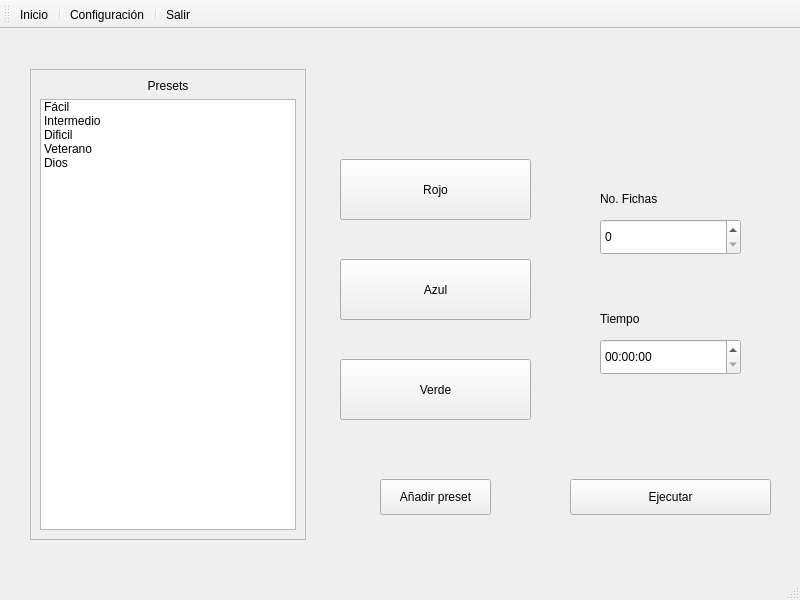
This is qt/twelve.ui in Mozta/twelve as Qt 5 draws it before an edit. The edited form follows.
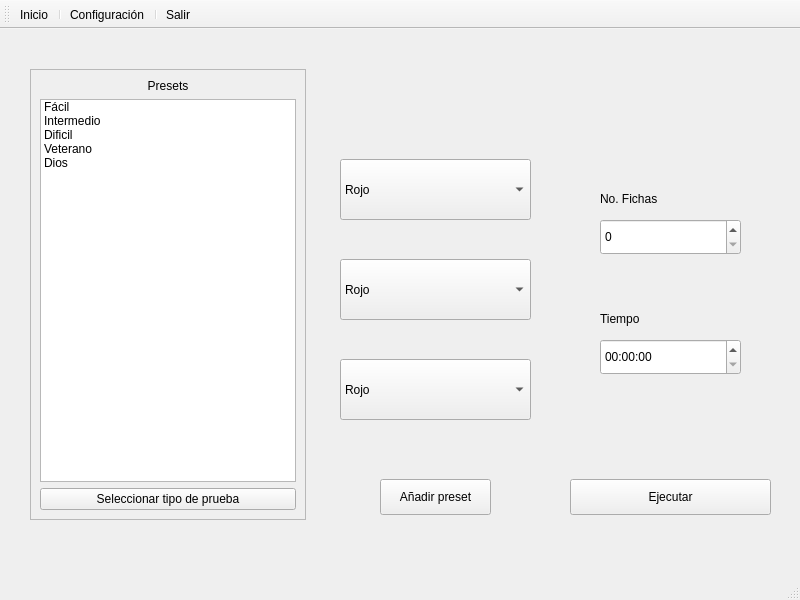
This is the edited form. The open tabs and pages were chosen to show the change. Icons and pictures are not drawn.

What changed in the file:
```diff
--- a/qt/twelve.ui
+++ b/qt/twelve.ui
@@ -219,7 +219,7 @@
         <x>20</x>
         <y>30</y>
         <width>276</width>
-        <height>471</height>
+        <height>451</height>
        </rect>
       </property>
       <property name="frameShape">
@@ -268,47 +268,15 @@
          </item>
         </widget>
        </item>
+       <item>
+        <widget class="QPushButton" name="btnSeleccionarTipo">
+         <property name="text">
+          <string>Seleccionar tipo de prueba</string>
+         </property>
+        </widget>
+       </item>
       </layout>
      </widget>
-     <widget class="QPushButton" name="btnFicha1">
-      <property name="geometry">
-       <rect>
-        <x>330</x>
-        <y>120</y>
-        <width>191</width>
-        <height>61</height>
-       </rect>
-      </property>
-      <property name="text">
-       <string>Rojo</string>
-      </property>
-     </widget>
-     <widget class="QPushButton" name="btnFicha2">
-      <property name="geometry">
-       <rect>
-        <x>330</x>
-        <y>220</y>
-        <width>191</width>
-        <height>61</height>
-       </rect>
-      </property>
-      <property name="text">
-       <string>Azul</string>
-      </property>
-     </widget>
-     <widget class="QPushButton" name="btnFicha3">
-      <property name="geometry">
-       <rect>
-        <x>330</x>
-        <y>320</y>
-        <width>191</width>
-        <height>61</height>
-       </rect>
-      </property>
-      <property name="text">
-       <string>Verde</string>
-      </property>
-     </widget>
      <widget class="QPushButton" name="btnAddPreset">
       <property name="geometry">
        <rect>
@@ -381,6 +349,81 @@
        <string>Ejecutar</string>
       </property>
      </widget>
+     <widget class="QComboBox" name="comboBtnFicha1">
+      <property name="geometry">
+       <rect>
+        <x>330</x>
+        <y>120</y>
+        <width>191</width>
+        <height>61</height>
+       </rect>
+      </property>
+      <item>
+       <property name="text">
+        <string>Rojo</string>
+       </property>
+      </item>
+      <item>
+       <property name="text">
+        <string>Verde</string>
+       </property>
+      </item>
+      <item>
+       <property name="text">
+        <string>Azul</string>
+       </property>
+      </item>
+     </widget>
+     <widget class="QComboBox" name="comboBtnFicha2">
+      <property name="geometry">
+       <rect>
+        <x>330</x>
+        <y>220</y>
+        <width>191</width>
+        <height>61</height>
+       </rect>
+      </property>
+      <item>
+       <property name="text">
+        <string>Rojo</string>
+       </property>
+      </item>
+      <item>
+       <property name="text">
+        <string>Verde</string>
+       </property>
+      </item>
+      <item>
+       <property name="text">
+        <string>Azul</string>
+       </property>
+      </item>
+     </widget>
+     <widget class="QComboBox" name="comboBtnFicha3">
+      <property name="geometry">
+       <rect>
+        <x>330</x>
+        <y>320</y>
+        <width>191</width>
+        <height>61</height>
+       </rect>
+      </property>
+      <item>
+       <property name="text">
+        <string>Rojo</string>
+       </property>
+      </item>
+      <item>
+       <property name="text">
+        <string>Verde</string>
+       </property>
+      </item>
+      <item>
+       <property name="text">
+        <string>Azul</string>
+       </property>
+      </item>
+     </widget>
     </widget>
     <widget class="QWidget" name="page_ejecucion">
      <widget class="QLabel" name="imgFicha1">
```
Left out of the diff: 15 changed lines with no effect on the pictures.
